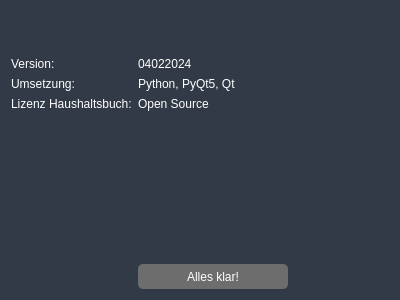
First picture: the form in ui/ui_dialog_info.ui, repository Joont111/Haushaltsbuch, before the edit.
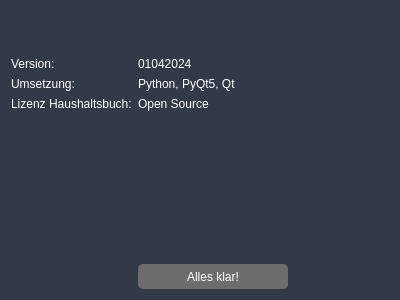
Second picture: the form after the edit.

The edit to the form file:
```diff
--- a/ui/ui_dialog_info.ui
+++ b/ui/ui_dialog_info.ui
@@ -28,7 +28,7 @@
    <item row="1" column="1">
     <widget class="QLabel" name="label">
      <property name="text">
-      <string>04022024</string>
+      <string>01042024</string>
      </property>
     </widget>
    </item>
```
